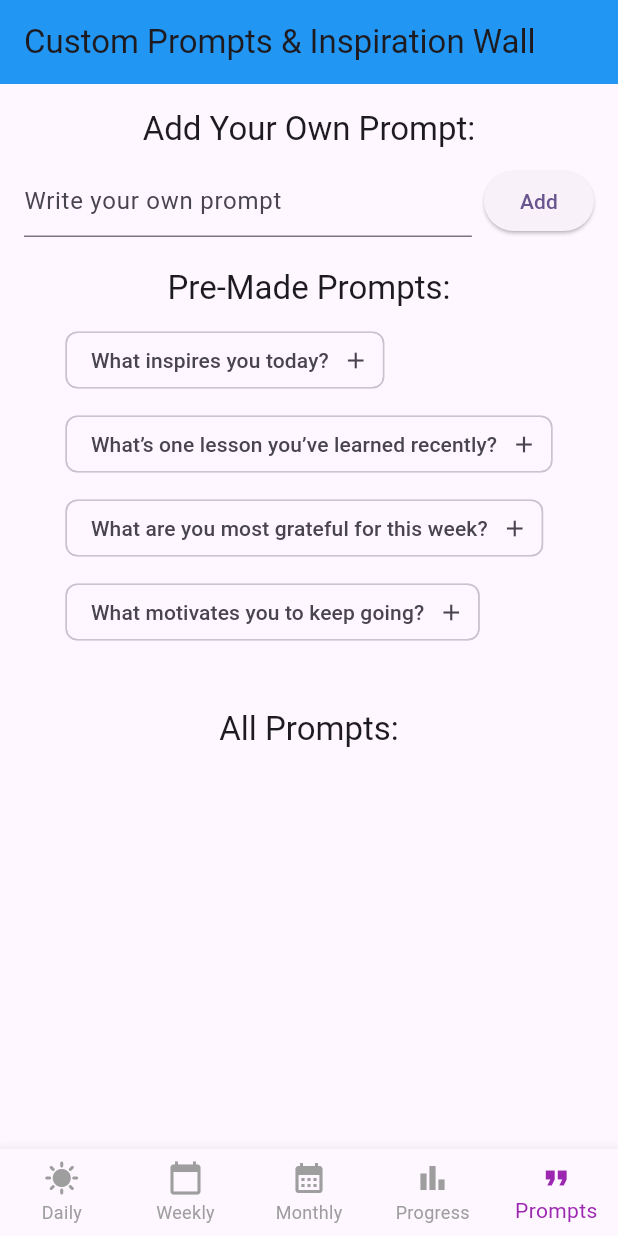
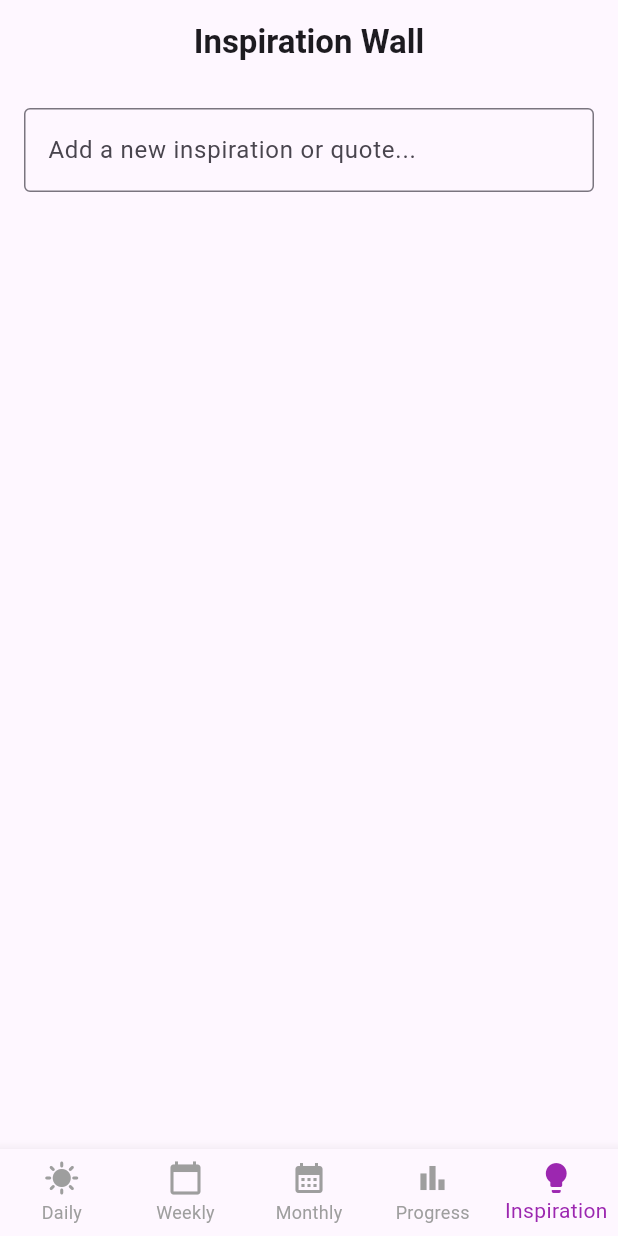
Before and after one commit to riyadmazari/grati_mate, a Flutter app: the screen it shows after launch, item 5 of the bottom bar chosen, on a phone screen of 412 x 824 dp. Run offline on Flutter 3.47's test engine with Material 3 defaults, Android fonts, the phone set to English and light mode, and no system bars; our stand-ins replace hive, hive_flutter, syncfusion_flutter_calendar; missing offline and left inert: sentiment_dart; accounts and stored records are empty.

Commit message:
latest changes

```diff
--- a/lib/data/local_storage/hive_storage.dart
+++ b/lib/data/local_storage/hive_storage.dart
@@ -3,7 +3,7 @@ import '../models/affirmation_model.dart';
 import '../models/weekly_data_model.dart';
 import '../models/monthly_reflection_model.dart';
 import '../models/progress_data_model.dart';
-import '../models/prompt_model.dart';
+import '../models/inspiration_model.dart';
 
 class HiveStorage {
   static const String affirmationBoxName = "affirmations";
@@ -76,30 +76,21 @@ class HiveStorage {
     return box.values.where((item) => item.type == type).toList();
   }
 
-  static const String promptBoxName = "prompts";
+  static const String inspirationBoxName = "inspirationWall";
 
-  static Future<void> savePrompt(PromptModel prompt) async {
-    final box = await Hive.openBox<PromptModel>(promptBoxName);
-    await box.add(prompt);
+  static Future<void> saveInspiration(InspirationModel inspiration) async {
+    final box = await Hive.openBox<InspirationModel>(inspirationBoxName);
+    await box.add(inspiration);
   }
 
-  static Future<List<PromptModel>> getAllPrompts() async {
-    final box = await Hive.openBox<PromptModel>(promptBoxName);
+  static Future<List<InspirationModel>> getAllInspirations() async {
+    final box = await Hive.openBox<InspirationModel>(inspirationBoxName);
     return box.values.toList();
   }
 
-  static Future<void> togglePin(PromptModel prompt) async {
-  final box = await Hive.openBox<PromptModel>(promptBoxName);
-  final updatedPrompt = PromptModel(
-    text: prompt.text,
-    isPinned: !prompt.isPinned, // Create a new object with the toggled value
-    date: prompt.date,
-  );
-
-  // Find the key of the existing object and replace it
-  final key = box.keyAt(box.values.toList().indexOf(prompt));
-  await box.put(key, updatedPrompt);
-}
+  static Future<void> deleteInspiration(InspirationModel inspiration) async {
+    await inspiration.delete();
+  }
 
 
 }
--- /dev/null
+++ b/lib/data/models/inspiration_model.dart
@@ -0,0 +1,14 @@
+import 'package:hive/hive.dart';
+
+part 'inspiration_model.g.dart';
+
+@HiveType(typeId: 4) // Ensure this typeId is unique across all models
+class InspirationModel extends HiveObject {
+  @HiveField(0)
+  final String text;
+
+  @HiveField(1)
+  final DateTime date;
+
+  InspirationModel({required this.text, required this.date});
+}
--- a/lib/data/models/prompt_model.dart
+++ /dev/null
@@ -1,21 +0,0 @@
-import 'package:hive/hive.dart';
-
-part 'prompt_model.g.dart';
-
-@HiveType(typeId: 2) // Ensure a unique typeId
-class PromptModel extends HiveObject {
-  @HiveField(0)
-  final String text;
-
-  @HiveField(1)
-  final bool isPinned;
-
-  @HiveField(2)
-  final DateTime date; // Added the date property
-
-  PromptModel({
-    required this.text,
-    required this.isPinned,
-    required this.date,
-  });
-}
--- a/lib/features/custom_prompts/custom_prompts_page.dart
+++ /dev/null
@@ -1,175 +0,0 @@
-import 'package:flutter/material.dart';
-import '../../core/constants/app_colors.dart';
-import '../../data/local_storage/hive_storage.dart';
-import '../../data/models/prompt_model.dart';
-
-class CustomPromptsPage extends StatefulWidget {
-  @override
-  _CustomPromptsPageState createState() => _CustomPromptsPageState();
-}
-
-class _CustomPromptsPageState extends State<CustomPromptsPage> {
-  final TextEditingController _promptController = TextEditingController();
-  List<PromptModel> _prompts = [];
-  List<PromptModel> _pinnedPrompts = [];
-
-  final List<String> _preMadePrompts = [
-    "What inspires you today?",
-    "What’s one lesson you’ve learned recently?",
-    "What are you most grateful for this week?",
-    "What motivates you to keep going?",
-  ];
-
-  @override
-  void initState() {
-    super.initState();
-    _loadPrompts();
-  }
-
-  Future<void> _loadPrompts() async {
-    final prompts = await HiveStorage.getAllPrompts();
-    setState(() {
-      _prompts = prompts;
-      _pinnedPrompts = prompts.where((prompt) => prompt.isPinned).toList();
-    });
-  }
-
-  Future<void> _addPrompt(String text) async {
-    final prompt = PromptModel(
-      text: text,
-      isPinned: false,
-      date: DateTime.now(),
-    );
-    await HiveStorage.savePrompt(prompt);
-    _loadPrompts();
-  }
-
-  Future<void> _togglePin(PromptModel prompt) async {
-    await HiveStorage.togglePin(prompt);
-    _loadPrompts();
-  }
-
-  @override
-  Widget build(BuildContext context) {
-    return Scaffold(
-      appBar: AppBar(
-        title: const Text("Custom Prompts & Inspiration Wall"),
-        backgroundColor: AppColors.primaryColor,
-      ),
-      body: SingleChildScrollView(
-        child: Padding(
-          padding: const EdgeInsets.all(16.0),
-          child: Column(
-            children: [
-              // Add Prompt Section
-              Text(
-                "Add Your Own Prompt:",
-                style: Theme.of(context).textTheme.titleLarge,
-              ),
-              const SizedBox(height: 10),
-              Row(
-                children: [
-                  Expanded(
-                    child: TextField(
-                      controller: _promptController,
-                      decoration: const InputDecoration(
-                        hintText: "Write your own prompt",
-                      ),
-                    ),
-                  ),
-                  const SizedBox(width: 8),
-                  ElevatedButton(
-                    onPressed: () {
-                      if (_promptController.text.isNotEmpty) {
-                        _addPrompt(_promptController.text);
-                        _promptController.clear();
-                      }
-                    },
-                    child: const Text("Add"),
-                  ),
-                ],
-              ),
-              const SizedBox(height: 20),
-
-              // Pre-Made Prompts Section
-              Text(
-                "Pre-Made Prompts:",
-                style: Theme.of(context).textTheme.titleLarge,
-              ),
-              const SizedBox(height: 10),
-              Wrap(
-                spacing: 8.0,
-                runSpacing: 8.0,
-                children: _preMadePrompts.map((prompt) {
-                  return Chip(
-                    label: Text(prompt),
-                    onDeleted: () {
-                      _addPrompt(prompt);
-                    },
-                    deleteIcon: const Icon(Icons.add),
-                  );
-                }).toList(),
-              ),
-              const SizedBox(height: 20),
-
-              // Pinned Prompts Section
-              if (_pinnedPrompts.isNotEmpty) ...[
-                Text(
-                  "Inspiration Wall (Pinned Prompts):",
-                  style: Theme.of(context).textTheme.titleLarge,
-                ),
-                const SizedBox(height: 10),
-                Column(
-                  children: _pinnedPrompts.map((prompt) {
-                    return Card(
-                      margin: const EdgeInsets.symmetric(vertical: 8),
-                      child: ListTile(
-                        title: Text(prompt.text),
-                        trailing: IconButton(
-                          icon: Icon(
-                            prompt.isPinned
-                                ? Icons.push_pin
-                                : Icons.push_pin_outlined,
-                            color: AppColors.primaryColor,
-                          ),
-                          onPressed: () => _togglePin(prompt),
-                        ),
-                      ),
-                    );
-                  }).toList(),
-                ),
-              ],
-              const SizedBox(height: 20),
-
-              // All Prompts Section
-              Text(
-                "All Prompts:",
-                style: Theme.of(context).textTheme.titleLarge,
-              ),
-              const SizedBox(height: 10),
-              Column(
-                children: _prompts.map((prompt) {
-                  return Card(
-                    margin: const EdgeInsets.symmetric(vertical: 8),
-                    child: ListTile(
-                      title: Text(prompt.text),
-                      trailing: IconButton(
-                        icon: Icon(
-                          prompt.isPinned
-                              ? Icons.push_pin
-                              : Icons.push_pin_outlined,
-                          color: AppColors.primaryColor,
-                        ),
-                        onPressed: () => _togglePin(prompt),
-                      ),
-                    ),
-                  );
-                }).toList(),
-              ),
-            ],
-          ),
-        ),
-      ),
-    );
-  }
-}
--- /dev/null
+++ b/lib/features/inspiration_wall/inspiration_wall_page.dart
@@ -0,0 +1,92 @@
+import 'package:flutter/material.dart';
+import '../../data/local_storage/hive_storage.dart';
+import '../../data/models/inspiration_model.dart';
+
+class InspirationWallPage extends StatefulWidget {
+  @override
+  _InspirationWallPageState createState() => _InspirationWallPageState();
+}
+
+class _InspirationWallPageState extends State<InspirationWallPage> {
+  List<InspirationModel> _wall = [];
+  final TextEditingController _textController = TextEditingController();
+
+  @override
+  void initState() {
+    super.initState();
+    _loadInspirationWall();
+  }
+
+  Future<void> _loadInspirationWall() async {
+    final inspirations = await HiveStorage.getAllInspirations();
+    setState(() {
+      _wall = inspirations;
+    });
+  }
+
+  Future<void> _addInspiration(String text) async {
+    final inspiration = InspirationModel(
+      text: text,
+      date: DateTime.now(),
+    );
+    await HiveStorage.saveInspiration(inspiration);
+    _loadInspirationWall(); // Reload the list
+  }
+
+  Future<void> _deleteInspiration(InspirationModel inspiration) async {
+    await HiveStorage.deleteInspiration(inspiration);
+    _loadInspirationWall(); // Reload the list
+  }
+
+  @override
+  Widget build(BuildContext context) {
+    return Scaffold(
+      appBar: AppBar(
+        title: Text(
+          "Inspiration Wall",
+          style: TextStyle(fontWeight: FontWeight.bold),
+        ),
+        centerTitle: true,
+      ),
+      body: Padding(
+        padding: const EdgeInsets.all(16.0),
+        child: Column(
+          children: [
+            TextField(
+              controller: _textController,
+              decoration: InputDecoration(
+                hintText: "Add a new inspiration or quote...",
+                border: OutlineInputBorder(),
+              ),
+              onSubmitted: (text) {
+                if (text.isNotEmpty) {
+                  _addInspiration(text);
+                  _textController.clear();
+                }
+              },
+            ),
+            SizedBox(height: 20),
+            Expanded(
+              child: ListView.builder(
+                itemCount: _wall.length,
+                itemBuilder: (context, index) {
+                  final inspiration = _wall[index];
+                  return Card(
+                    child: ListTile(
+                      title: Text(inspiration.text),
+                      subtitle: Text(inspiration.date.toLocal().toString()),
+                      trailing: IconButton(
+                        icon: Icon(Icons.delete),
+                        onPressed: () => _deleteInspiration(inspiration),
+                      ),
+                    ),
+                  );
+                },
+              ),
+            ),
+          ],
+        ),
+      ),
+    );
+  }
+}
--- a/lib/features/progress_overview/progress_overview_widgets.dart
+++ b/lib/features/progress_overview/progress_overview_widgets.dart
@@ -52,7 +52,7 @@ class StreakTracker extends StatelessWidget {
     return Column(
       children: [
         const Text(
-          "Current Streak",
+          "Max Streak",
           style: TextStyle(fontSize: 18, fontWeight: FontWeight.bold),
         ),
         Text(
--- a/lib/routes/bottom_navigation.dart
+++ b/lib/routes/bottom_navigation.dart
@@ -3,7 +3,7 @@ import '../features/daily_affirmation/daily_affirmation_page.dart';
 import '../features/weekly_checkin/weekly_checkin_page.dart';
 import '../features/monthly_reflection/monthly_reflection_page.dart';
 import '../features/progress_overview/progress_overview_page.dart';
-import '../features/custom_prompts/custom_prompts_page.dart';
+import '../features/inspiration_wall/inspiration_wall_page.dart';
 
 class BottomNavigation extends StatefulWidget {
   @override
@@ -19,7 +19,7 @@ class _BottomNavigationState extends State<BottomNavigation> {
     WeeklyCheckInPage(),
     MonthlyReflectionPage(),
     ProgressOverviewPage(),
-    CustomPromptsPage(),
+    InspirationWallPage(),
   ];
 
   void _onItemTapped(int index) {
@@ -54,8 +54,8 @@ class _BottomNavigationState extends State<BottomNavigation> {
             label: 'Progress',
           ),
           BottomNavigationBarItem(
-            icon: Icon(Icons.format_quote),
-            label: 'Prompts',
+            icon: Icon(Icons.lightbulb),
+            label: 'Inspiration',
           ),
         ],
         currentIndex: _selectedIndex,
--- a/pubspec.yaml
+++ b/pubspec.yaml
@@ -35,6 +35,9 @@ dependencies:
   syncfusion_flutter_calendar: ^20.1.0
   word_cloud: ^1.0.1 # Replace with an actual library if needed
   sentiment_dart: ^0.0.5
+  table_calendar: ^3.0.8
+  fl_chart: ^0.55.2
+  shared_preferences: ^2.0.15
   # firebase_core: ^2.0.0
   # cloud_firestore: ^3.0.0
 
```
Also changed, not shown: lib/data/local_storage/storage_service.dart (deleted, +0 -25 lines), lib/main.dart (+9 -0 lines), lib/routes/app_routes.dart (deleted, +0 -10 lines), lib/data/models/inspiration_model.g.dart, pubspec.lock, 2 other files.
